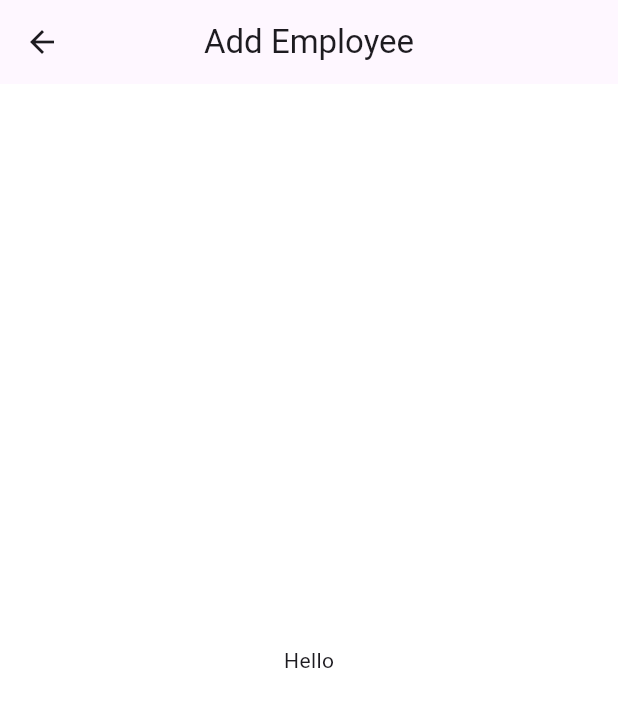
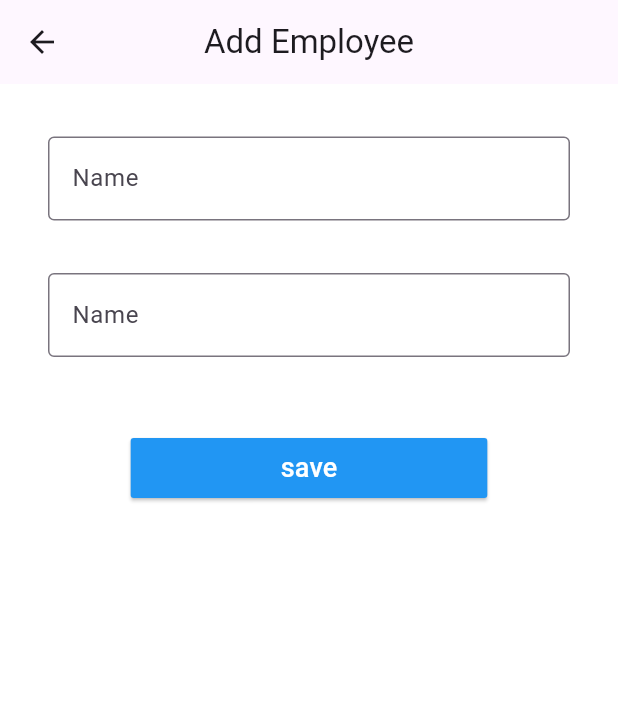
Before and after one commit to SandaruwanB/firebase_crud_with_flutter, a Flutter app: the screen it shows after launch, after a tap on the "add" icon, on a phone screen of 412 x 824 dp. Shown: the top 707 px of the screen. Run offline on Flutter 3.47's test engine with Material 3 defaults, Android fonts, the phone set to English and light mode, and no system bars; our stand-ins replace cloud_firestore, firebase_core; accounts and stored records are empty.

```diff
--- a/lib/screens/employees_add.dart
+++ b/lib/screens/employees_add.dart
@@ -8,6 +8,9 @@ class EmployeesAdd extends StatefulWidget {
 }
 
 class _EmployeeAddState extends State<EmployeesAdd> {
+  final _formKey = GlobalKey<FormState>();
+  final _nameController = TextEditingController();
+
   @override
   void initState() {
     super.initState();
@@ -16,6 +19,8 @@ class _EmployeeAddState extends State<EmployeesAdd> {
   void goBack() {
     Navigator.pop(context);
   }
+
+  void saveEmployee() {}
 
   @override
   Widget build(BuildContext contex) {
@@ -33,9 +38,72 @@ class _EmployeeAddState extends State<EmployeesAdd> {
               },
               icon: const Icon(Icons.arrow_back)),
         ),
-        body: const Center(
-          child: Text("Hello"),
-        ),
+        body: SafeArea(
+            child: Column(
+          children: [
+            Expanded(
+                child: SingleChildScrollView(
+              child: Container(
+                padding: const EdgeInsets.symmetric(horizontal: 32.0),
+                width: double.infinity,
+                child: Form(
+                  key: _formKey,
+                  child: Column(
+                    mainAxisSize: MainAxisSize.min,
+                    crossAxisAlignment: CrossAxisAlignment.center,
+                    children: [
+                      const SizedBox(height: 35),
+                      TextFormField(
+                        controller: _nameController,
+                        decoration: const InputDecoration(
+                          labelText: "Name",
+                          border: OutlineInputBorder(),
+                        ),
+                        validator: (value) {
+                          if (value == null || value.isEmpty) {
+                            return "This field is required";
+                          }
+                          return null;
+                        },
+                      ),
+                      const SizedBox(height: 35),
+                      TextFormField(
+                        controller: _nameController,
+                        decoration: const InputDecoration(
+                          labelText: "Name",
+                          border: OutlineInputBorder(),
+                        ),
+                        validator: (value) {
+                          if (value == null || value.isEmpty) {
+                            return "This field is required";
+                          }
+                          return null;
+                        },
+                      ),
+                      const SizedBox(height: 50),
+                      ElevatedButton(
+                        onPressed: () {
+                          saveEmployee();
+                        },
+                        style: ElevatedButton.styleFrom(
+                          shape: RoundedRectangleBorder(
+                            borderRadius: BorderRadius.circular(2),
+                          ),
+                          backgroundColor: Colors.blue,
+                          padding: const EdgeInsets.symmetric(horizontal: 100.0),
+                        ),
+                        child: const Text("save", style: TextStyle(
+                          color: Colors.white,
+                          fontSize: 18,
+                        ),),
+                      ),
+                    ],
+                  ),
+                ),
+              ),
+            ))
+          ],
+        )),
       ),
     );
   }
```
